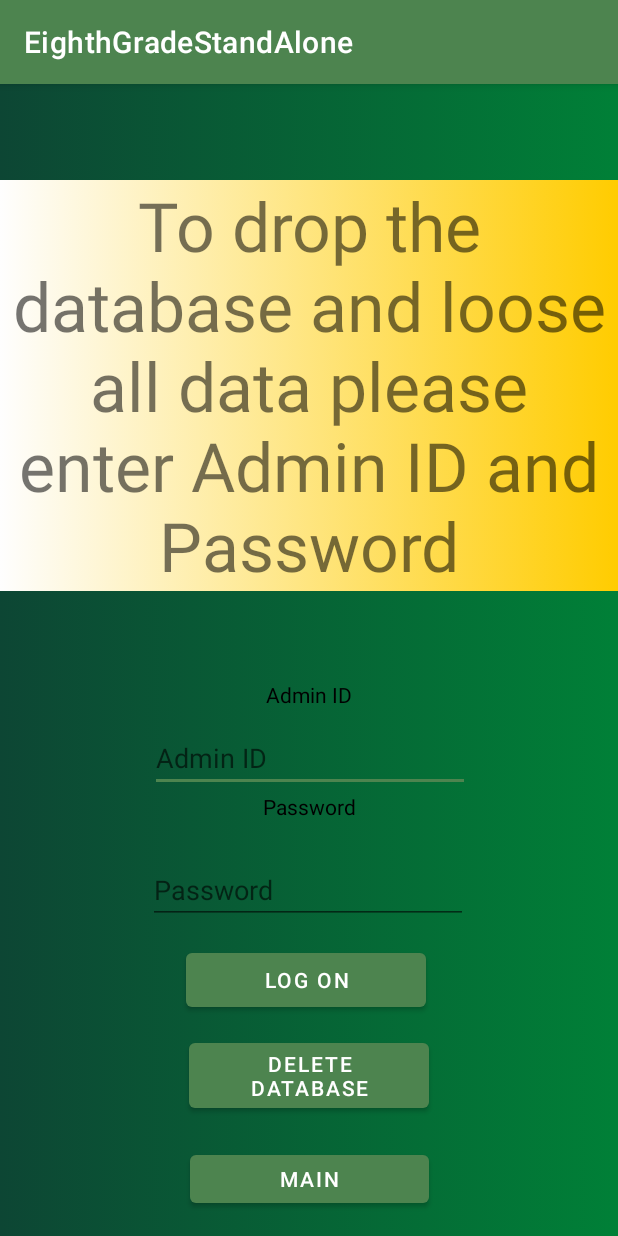
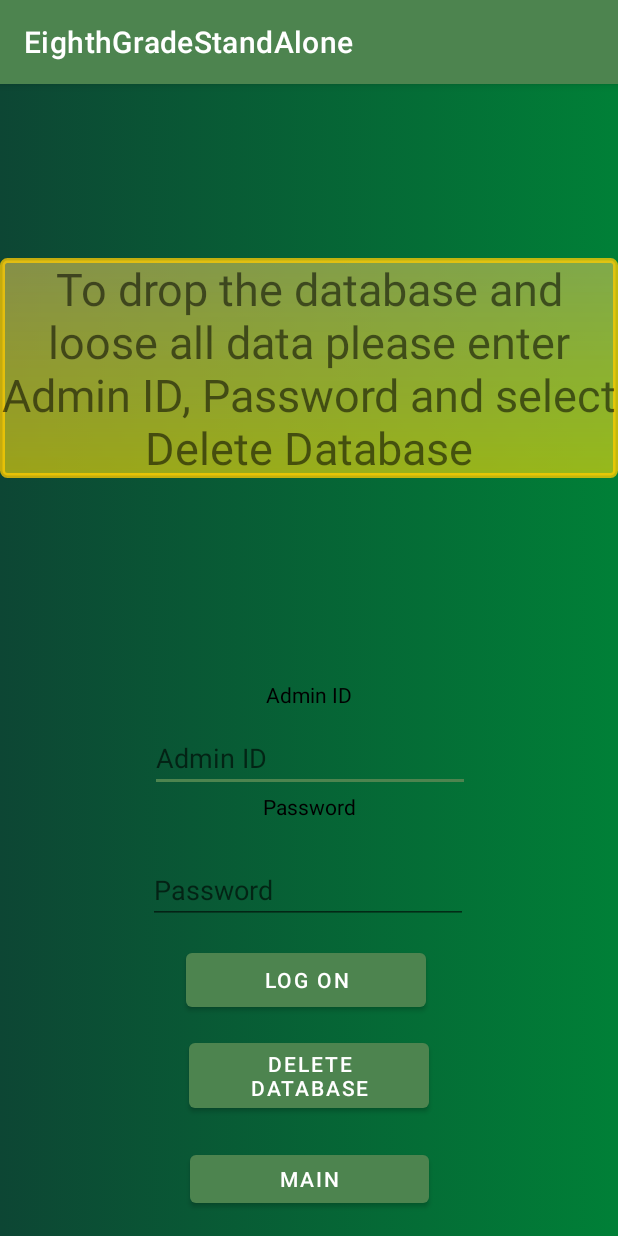
Before and after one commit to Jmaude/EighthGradeStandAlone, an Android app: the AdminDropDatabase screen opened directly, with no data from a screen before it, on a phone screen of 412 x 824 dp. Run offline under Robolectric (Android 15) with nearby library versions, the phone set to English and light mode, and no system bars.

Commit message:
Gave the delete switch some <3

```diff
--- a/app/src/main/AndroidManifest.xml
+++ b/app/src/main/AndroidManifest.xml
@@ -10,7 +10,7 @@
         android:fullBackupContent="@xml/backup_rules"
         android:icon="@mipmap/ic_launcher"
         android:label="@string/app_name"
-        android:roundIcon="@mipmap/ic_launcher_round"
+        android:roundIcon="@mipmap/owl"
         android:supportsRtl="true"
         android:theme="@style/Theme.EighthGradeStandAlone"
         tools:targetApi="31">
--- a/app/src/main/java/com/example/eighthgradestandalone/StudentActivityDataSource.java
+++ b/app/src/main/java/com/example/eighthgradestandalone/StudentActivityDataSource.java
@@ -166,8 +166,7 @@ public class StudentActivityDataSource {
     public boolean deleteContact (int studentId) {
         boolean didDelete = false;
         try {
-            didDelete = database.delete("student", "_id=" + studentId,
-                    null) > 0;
+            didDelete = database.delete("student", "stdNum", null) > 0;
         } catch (Exception e) {
             // Do nothing -return value already set to false
         }
--- a/app/src/main/java/com/example/eighthgradestandalone/StudentAdapter.java
+++ b/app/src/main/java/com/example/eighthgradestandalone/StudentAdapter.java
@@ -112,7 +112,7 @@ public class StudentAdapter extends RecyclerView.Adapter {
         StudentActivityDataSource ds = new StudentActivityDataSource(parentContext);
         try {
             ds.open();
-            boolean didDelete = ds.deleteContact(student.getStdSystemID());
+            boolean didDelete = ds.deleteContact(student.getStdNum());
             ds.close();
 
             if (didDelete) {
--- a/app/src/main/res/layout/activity_admin_drop_database.xml
+++ b/app/src/main/res/layout/activity_admin_drop_database.xml
@@ -59,11 +59,11 @@
         android:id="@+id/textView6"
         android:layout_width="wrap_content"
         android:layout_height="wrap_content"
-        android:layout_marginTop="64dp"
-        android:background="@drawable/gradient_background_yellow"
+        android:layout_marginTop="116dp"
+        android:background="@drawable/text_background"
         android:text="@string/drop"
         android:textAlignment="center"
-        android:textSize="45dp"
+        android:textSize="30dp"
         app:layout_constraintEnd_toEndOf="parent"
         app:layout_constraintHorizontal_bias="0.0"
         app:layout_constraintStart_toStartOf="parent"
--- a/app/src/main/res/values/strings.xml
+++ b/app/src/main/res/values/strings.xml
@@ -1,6 +1,6 @@
 <resources>
     <string name="app_name">EighthGradeStandAlone</string>
-    <string name="LogOnInstruction">Please enter your admin log and password. If this is your first log on create your admin and admin password.</string>
+    <string name="LogOnInstruction">Please enter your admin log and password. If this is your first log on select the Register Button.</string>
     <string name="adminId">Admin ID</string>
     <string name="student">Student</string>
     <string name="instructor">Instructor</string>
@@ -43,5 +43,5 @@
     <string name="hello_second_fragment">Hello second fragment. Arg: %1$s</string>
     <string name="adminFirst">Admin\'s First Name</string>
     <string name="adminLastName">Admin\'s Last Name</string>
-    <string name="drop">To drop the database and loose all data please enter Admin ID and Password</string>
+    <string name="drop">To drop the database and loose all data please enter Admin ID, Password and select Delete Database</string>
 </resources>
```
Also changed, not shown: app/src/main/res/layout/admin_std_list_item.xml (+4 -5 lines), app/src/main/res/mipmap-hdpi/owl.png (added), app/src/main/res/mipmap-mdpi/owl.png (added), app/src/main/res/mipmap-xhdpi/owl.png (added), app/src/main/res/mipmap-xxhdpi/owl.png (added), app/src/main/res/mipmap-xxxhdpi/owl.png (added).
